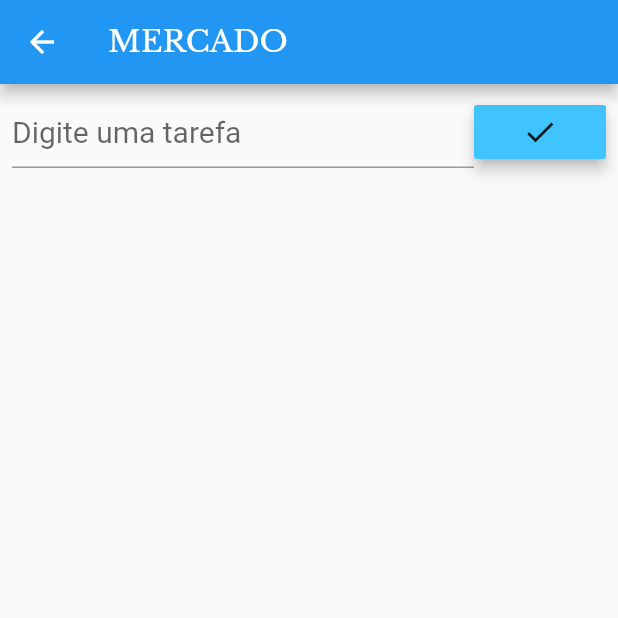
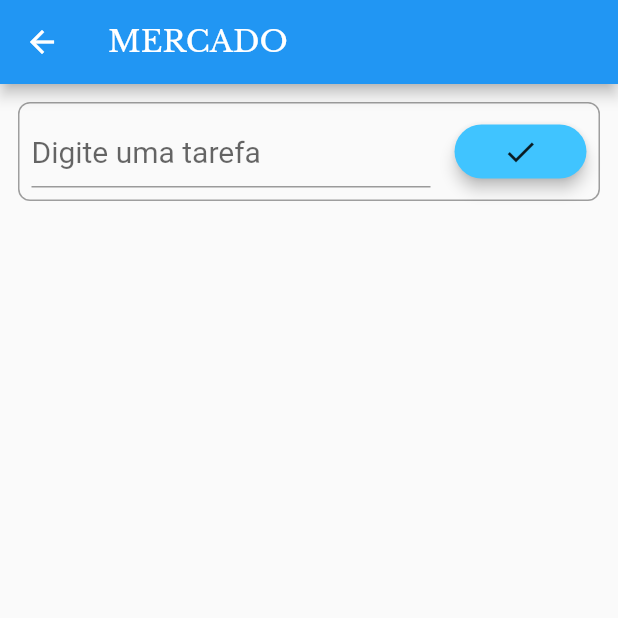
Before and after one commit to silvioagnello/tasks, a Flutter app: the screen it shows after launch, after a tap on "MERCADO", on a phone screen of 412 x 824 dp, the top half of it. Run offline on Flutter 3.47's test engine with Material 2 defaults, Android fonts, the phone set to English and light mode, and no system bars.

Commit message:
com ID de categoria

```diff
--- a/lib/home.dart
+++ b/lib/home.dart
@@ -1,4 +1,8 @@
+import 'dart:convert';
+import 'dart:io';
+
 import 'package:flutter/material.dart';
+import 'package:path_provider/path_provider.dart';
 import 'package:task_mate/tasks.dart';
 
 class HomePage extends StatefulWidget {
@@ -8,14 +12,42 @@ class HomePage extends StatefulWidget {
 
 class _HomePageState extends State<HomePage> {
   List<Category> _categories = [
-    Category("MERCADO", Icons.local_grocery_store, Colors.orange[100]),
-    Category("FARMÁCIA", Icons.local_pharmacy, Colors.pink[100]),
-    Category("CONSTRUÇÃO", Icons.build, Colors.green[100]),
-    Category("TAREFAS", Icons.style, Colors.blueAccent[100]),
-    Category("AUTOMÓVEL", Icons.directions_car, Colors.blue[400]),
-    Category("ROUPAS", Icons.card_giftcard, Colors.red[200]),
-    Category("OUTROS", Icons.dashboard, Colors.brown[200]),
+    Category("0", "MERCADO", Icons.local_grocery_store, Colors.orange[100]),
+    Category("1", "FARMÁCIA", Icons.local_pharmacy, Colors.pink[100]),
+    Category("2", "CONSTRUÇÃO", Icons.build, Colors.green[100]),
+    Category("3", "TAREFAS", Icons.style, Colors.blueAccent[100]),
+    Category("4", "AUTOMÓVEL", Icons.directions_car, Colors.blue[400]),
+    Category("5", "ROUPAS", Icons.card_giftcard, Colors.red[200]),
+    Category("6", "OUTROS", Icons.dashboard, Colors.brown[200]),
   ];
+
+  List _toDoList3 = [];
+  String qtPendCateg = '';
+  int qtPend0 = 0;
+  int qtPend1 = 0;
+  int qtPend2 = 0;
+  int qtPend3 = 0;
+  int qtPend4 = 0;
+  int qtPend5 = 0;
+  int qtPend6 = 0;
+
+  @override
+  void initState() {
+    super.initState();
+    _readData().then((data) {
+      setState(() {
+        _toDoList3 = json.decode(data);
+
+        qtPend0 = _toDoList3.where((c) => c["categ"] == "MERCADO").length;
+        qtPend1 = _toDoList3.where((c) => c["categ"] == "FARMÁCIA").length;
+        qtPend2 = _toDoList3.where((c) => c["categ"] == "CONSTRUÇÃO").length;
+        qtPend3 = _toDoList3.where((c) => c["categ"] == "TAREFAS").length;
+        qtPend4 = _toDoList3.where((c) => c["categ"] == "AUTOMÓVEL").length;
+        qtPend5 = _toDoList3.where((c) => c["categ"] == "ROUPAS").length;
+        qtPend6 = _toDoList3.where((c) => c["categ"] == "OUTROS").length;
+      });
+    });
+  }
 
   @override
   Widget build(BuildContext context) {
@@ -43,13 +75,40 @@ class _HomePageState extends State<HomePage> {
   }
 
   Widget _categoryCards(context, idx) {
+    String qtPendCateg;
+    switch (_categories[idx].nmCateg) {
+      case "MERCADO":
+        qtPendCateg = qtPend0.toString();
+        break;
+      case "FARMÁCIA":
+        qtPendCateg = qtPend1.toString();
+        break;
+      case "CONSTRUÇÃO":
+        qtPendCateg = qtPend2.toString();
+        break;
+      case "TAREFAS":
+        qtPendCateg = qtPend3.toString();
+        break;
+      case "AUTOMÓVEL":
+        qtPendCateg = qtPend4.toString();
+        break;
+      case "ROUPAS":
+        qtPendCateg = qtPend5.toString();
+        break;
+      case "OUTROS":
+        qtPendCateg = qtPend6.toString();
+        break;
+      default:
+        qtPendCateg = '';
+    }
+
     return GestureDetector(
       onTap: () {
         Navigator.push(
-          context,
-          MaterialPageRoute(
-              builder: (context) => TasksPage(categ: _categories[idx].name.toString())),
-        );
+            context,
+            MaterialPageRoute(
+                builder: (context) =>
+                    TasksPage(idCateg: _categories[idx].idCateg.toString())));
       },
       child: Padding(
         padding:
@@ -68,6 +127,7 @@ class _HomePageState extends State<HomePage> {
             child: Padding(
               padding: const EdgeInsets.only(top: 20),
               child: ListTile(
+                trailing: Text("$qtPendCateg"),
                 leading: Container(
                   width: 70,
                   height: 70,
@@ -77,8 +137,8 @@ class _HomePageState extends State<HomePage> {
                       color: _categories[idx].color),
                   child: Icon(_categories[idx].icon, size: 40.0),
                 ),
-                title: Text(_categories[idx].name,
-                    style: TextStyle(fontSize: 28, color: Colors.black87)),
+                title: Text(_categories[idx].nmCateg,
+                    style: TextStyle(fontSize: 24, color: Colors.black87)),
               ),
             ),
           ),
@@ -89,9 +149,25 @@ class _HomePageState extends State<HomePage> {
 }
 
 class Category {
-  String name;
+  String idCateg;
+  String nmCateg;
   IconData icon;
   Color color;
 
-  Category(this.name, this.icon, this.color);
+  Category(this.idCateg, this.nmCateg, this.icon, this.color);
 }
+
+Future<File> _getFile() async {
+  final directory = await getApplicationDocumentsDirectory();
+  return File("${directory.path}/tasks.json");
+}
+
+Future<String> _readData() async {
+  try {
+    final file = await _getFile();
+    final s = file.lengthSync();
+    return file.readAsString();
+  } catch (e) {
+    return null;
+  }
+}
--- a/lib/tasks.dart
+++ b/lib/tasks.dart
@@ -6,18 +6,18 @@ import 'dart:io';
 import 'package:flutter/material.dart';
 
 class Categ {
-  String categ;
-  String name;
+  String idCateg;
+  String nmCateg;
+  String txtTarefa;
   bool ok;
 
-// Categ();
-  Categ(this.categ, this.name, this.ok);
+  Categ(this.idCateg, this.nmCateg, this.txtTarefa, this.ok);
 }
 
 class TasksPage extends StatefulWidget {
-  final String categ;
+  final String idCateg;
 
-  TasksPage({this.categ});
+  TasksPage({this.idCateg});
 
   @override
   _TasksPageState createState() => _TasksPageState();
@@ -28,10 +28,6 @@ class _TasksPageState extends State<TasksPage> {
 
   List _toDoList = [];
   List _toDoList2 = [];
-// List<Map<String, dynamic>> _toDoList = [
-  // {"name": "teste1", "ok": true},
-  // {"name": "teste2", "ok": false}
-// ];
 
   Map<String, dynamic> _lastRemoved;
   int _lastRemovedPos;
@@ -43,17 +39,48 @@ class _TasksPageState extends State<TasksPage> {
       setState(() {
         _toDoList = json.decode(data);
         _toDoList2 = json.decode(data);
-        _toDoList2.removeWhere((c) => c["categ"] == widget.categ);
-        _toDoList.removeWhere((c) => c["categ"] != widget.categ);
+        _toDoList2.removeWhere((c) => c["idCateg"] == widget.idCateg);
+        _toDoList.removeWhere((c) => c["idCateg"] != widget.idCateg);
       });
     });
+  }
+
+String nmCateg(idCateg){
+  String nmCateg;
+   switch (idCateg) {
+      case "0":
+      nmCateg = 'MERCADO';
+        break;
+      case "1":
+      nmCateg = 'FARMÁCIA';
+        break;
+      case "2":
+      nmCateg = 'CONSTRUÇÃO';
+        break;
+      case "3":
+      nmCateg = 'TAREFAS';
+        break;
+      case "4":
+      nmCateg = 'AUTOMÓVEL';
+        break;
+      case "5":
+      nmCateg = 'ROUPAS';
+        break;
+      case "6":
+      nmCateg = 'OUTROS';
+        break;
+      default:
+      nmCateg = 'EXTRA';
+    }
+    return nmCateg;
 }
 
   void _addToDo() {
     setState(() {
       Map<String, dynamic> newTask = {
-        "categ": "${widget.categ}",
-        "name": _toDoController.text,
+        "idCateg": "${widget.idCateg}",
+        "nmCateg": nmCateg(widget.idCateg), // "${widget.categ}",
+        "txtTarefa": _toDoController.text,
         "ok": false
       };
       _toDoController.text = "";
@@ -84,7 +111,7 @@ class _TasksPageState extends State<TasksPage> {
   Widget build(BuildContext context) {
     return Scaffold(
       appBar: AppBar(
-          title: Text("${widget.categ}",
+          title: Text(nmCateg(widget.idCateg),
               style: TextStyle(
                   fontSize: 20.0,
                   // fontWeight: FontWeight.bold,
@@ -92,23 +119,36 @@ class _TasksPageState extends State<TasksPage> {
       body: Column(
         children: <Widget>[
           Padding(
-            padding: const EdgeInsets.all(8.0),
+            padding: const EdgeInsets.all(12.0),
             child: Container(
+              decoration: BoxDecoration(
+                  borderRadius: BorderRadius.all(Radius.circular(8.0)),
+                  border: Border.all(color: Colors.grey[500], width: 1.0)),
               child: Row(
                 children: <Widget>[
                   Expanded(
+                      child: Padding(
+                    padding: const EdgeInsets.all(8.0),
                     child: TextField(
                         controller: _toDoController,
                         // autofocus: true,
                         style: TextStyle(fontSize: 20),
                         decoration: InputDecoration(
                             hintText: "Digite uma tarefa",
-                              labelStyle: TextStyle(color: Colors.blue)))),
-                  RaisedButton(
+                            labelStyle: TextStyle(color: Colors.blue))),
+                  )),
+                  Padding(
+                    padding: const EdgeInsets.all(8.0),
+                    // child: FlatButton(color: Colors.red, shape: ,
+                    //   child: Icon(Icons.check),
+                    //   onPressed: _addToDo,
+                    // ),
+                    child: RaisedButton(shape: RoundedRectangleBorder(borderRadius: new BorderRadius.circular(30.0)),
                       elevation: 4.0,
                       color: Colors.lightBlueAccent,
                       child: Icon(Icons.check),
                       onPressed: _addToDo,
+                    ),
                   ),
                 ],
               ),
@@ -141,7 +181,7 @@ class _TasksPageState extends State<TasksPage> {
               ))),
       direction: DismissDirection.startToEnd,
       child: CheckboxListTile(
-          title: Text(_toDoList[index]['name']),
+          title: Text(_toDoList[index]['txtTarefa']),
           value: _toDoList[index]["ok"],
           secondary: CircleAvatar(
               child: Icon(_toDoList[index]["ok"] ? Icons.check : Icons.error)),
@@ -159,7 +199,7 @@ class _TasksPageState extends State<TasksPage> {
           _saveData();
 
           final snack = SnackBar(
-            content: Text("Tarefa ${_lastRemoved['name']} removida"),
+            content: Text("Tarefa ${_lastRemoved['nmCateg']} removida"),
             action: SnackBarAction(
               label: "Desfazer",
               onPressed: () {
@@ -186,7 +226,7 @@ class _TasksPageState extends State<TasksPage> {
   Future<File> _saveData() async {
     var newMyList = _toDoList + _toDoList2;
     _toDoList2 = [];
-    String data = json.encode(newMyList);   //  json.encode(_toDoList2);
+    String data = json.encode(newMyList); //  json.encode(_toDoList2);
     final file = await _getFile();
     return file.writeAsString(data);
   }
```
Lines whose indentation alone changed are shown as unchanged.
